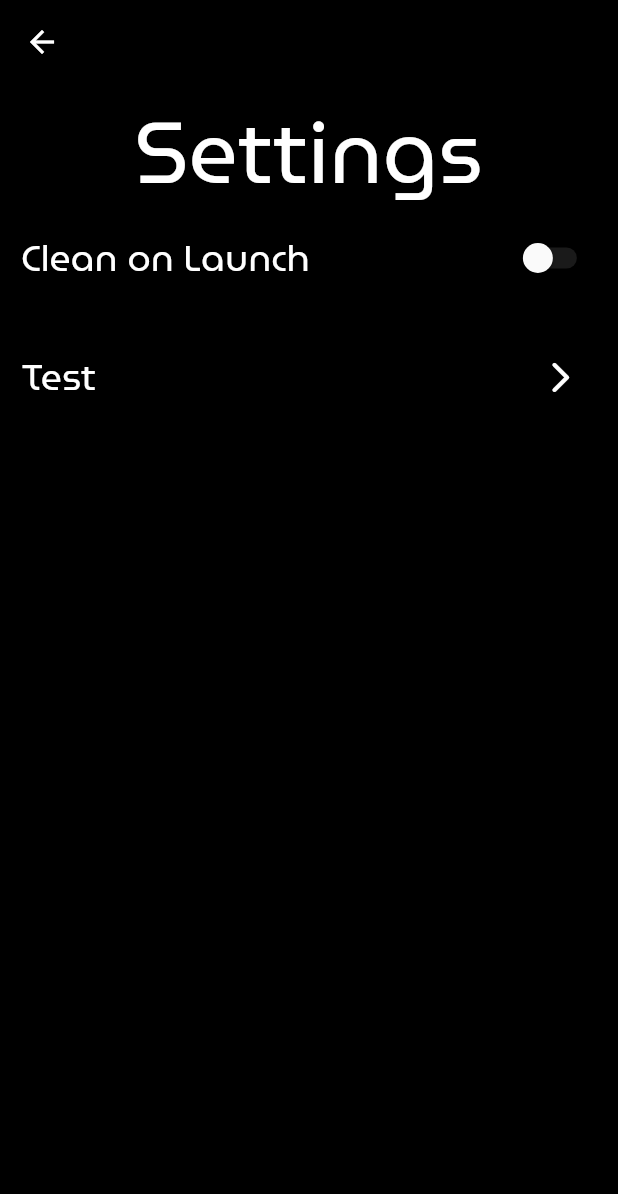
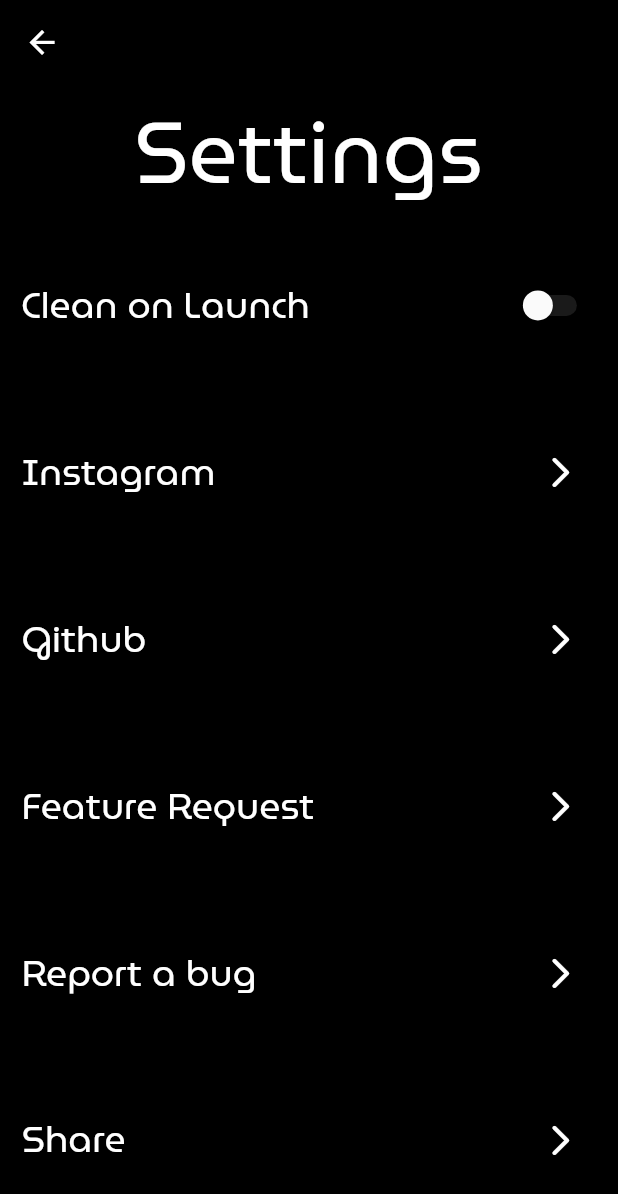
Before and after one commit to RhinoInani/pristine_screen, a Flutter app: the SettingScreen screen opened directly, after a tap on the "arrow forward ios" icon, on a phone screen of 412 x 824 dp. Shown: the top 1194 px of the screen. Run offline on Flutter 3.47's test engine with Material 2 defaults, Android fonts, the phone set to English and light mode, and no system bars; our stand-ins replace shared_preferences; missing offline and left inert: desktop_window; accounts and stored records are empty.

Commit message:
Finished work on settings_screen.dart. Release 1.0.1 coming soon.

```diff
--- a/lib/home_page.dart
+++ b/lib/home_page.dart
@@ -77,7 +77,10 @@ class HomePage extends StatelessWidget {
               return const SettingScreen();
             }));
           },
-          child: const Icon(Icons.settings),
+          child: Icon(
+            Icons.settings,
+            size: size.longestSide * 0.03,
+          ),
         ),
       ),
     );
--- a/lib/settings_screen.dart
+++ b/lib/settings_screen.dart
@@ -1,6 +1,7 @@
 import 'package:Pristine_Screen/main.dart';
 import 'package:flutter/material.dart';
 import 'package:shared_preferences/shared_preferences.dart';
+import 'package:url_launcher/url_launcher.dart';
 
 import 'components/setting_card.dart';
 
@@ -12,6 +13,34 @@ class SettingScreen extends StatefulWidget {
 }
 
 class _SettingScreenState extends State<SettingScreen> {
+  Future<void> _launchInBrowser(String url) async {
+    if (await canLaunch(url)) {
+      await launch(
+        url,
+        forceSafariVC: false,
+        forceWebView: false,
+        headers: <String, String>{'': ''},
+      );
+    } else {
+      throw 'Could not launch $url';
+    }
+  }
+
+  List<String> urls = [
+    "https://www.instagram.com/pristinescreen/",
+    "https://github.com/RhinoInani/pristine_screen",
+    "https://forms.gle/miQAhC2qUixaEvi87",
+    "https://forms.gle/MUhdenYRC2AFJwCz8",
+    "smarturl.it/pristinescreen",
+  ];
+  List<String> titles = [
+    "Instagram",
+    "Github",
+    "Feature Request",
+    "Report a bug",
+    "Share",
+  ];
+
   @override
   Widget build(BuildContext context) {
     Size size = MediaQuery.of(context).size;
@@ -19,13 +48,23 @@ class _SettingScreenState extends State<SettingScreen> {
       appBar: AppBar(
         backgroundColor: Colors.black,
         elevation: 0,
-        iconTheme: const IconThemeData(
+        iconTheme: IconThemeData(
           color: Colors.white,
+          size: size.longestSide * 0.03,
         ),
       ),
       backgroundColor: Colors.black,
-      body: SingleChildScrollView(
-        child: Column(
+      body: Focus(
+        autofocus: true,
+        descendantsAreFocusable: true,
+        onKey: (FocusNode node, RawKeyEvent event) {
+          return KeyEventResult.handled;
+        },
+        child: ListView.builder(
+          itemCount: 5,
+          itemBuilder: (BuildContext context, int index) {
+            if (index == 0) {
+              return Column(
                 children: [
                   Text(
                     "Settings",
@@ -34,16 +73,18 @@ class _SettingScreenState extends State<SettingScreen> {
                       color: Colors.white,
                     ),
                   ),
-            Padding(
+                  Container(
                     padding: EdgeInsets.symmetric(
                         horizontal: MediaQuery.of(context).size.width * 0.035),
+                    height: MediaQuery.of(context).size.height * 0.135,
                     child: Row(
                       mainAxisAlignment: MainAxisAlignment.spaceBetween,
                       children: <Widget>[
                         Text(
                           "Clean on Launch",
                           style: TextStyle(
-                      fontSize: MediaQuery.of(context).size.longestSide * 0.03,
+                            fontSize:
+                                MediaQuery.of(context).size.longestSide * 0.03,
                             color: Colors.white,
                           ),
                         ),
@@ -52,7 +93,8 @@ class _SettingScreenState extends State<SettingScreen> {
                           child: Switch.adaptive(
                             value: cleanOnLaunch,
                             onChanged: (value) async {
-                        final prefs = await SharedPreferences.getInstance();
+                              final prefs =
+                                  await SharedPreferences.getInstance();
                               setState(() {
                                 cleanOnLaunch = value;
                               });
@@ -69,11 +111,26 @@ class _SettingScreenState extends State<SettingScreen> {
                   SettingsCard(
                     icon: const Icon(Icons.arrow_forward_ios_rounded),
                     pressIcon: () {
-                print("test");
+                      _launchInBrowser(
+                        "${urls[index]}",
+                      );
                     },
-              text: "Test",
+                    text: "${titles[index]}",
                   ),
                 ],
+              );
+            } else {
+              return SettingsCard(
+                icon: const Icon(Icons.arrow_forward_ios_rounded),
+                pressIcon: () {
+                  _launchInBrowser(
+                    "${urls[index]}",
+                  );
+                },
+                text: "${titles[index]}",
+              );
+            }
+          },
         ),
       ),
     );
--- a/pubspec.yaml
+++ b/pubspec.yaml
@@ -13,6 +13,7 @@ dependencies:
     sdk: flutter
   desktop_window: ^0.4.0
   shared_preferences: ^2.0.8
+  url_launcher: ^6.0.12
 
 dev_dependencies:
   flutter_test:
```
Also changed, not shown: pubspec.lock, 4 other files. Lines whose indentation alone changed are shown as unchanged.
